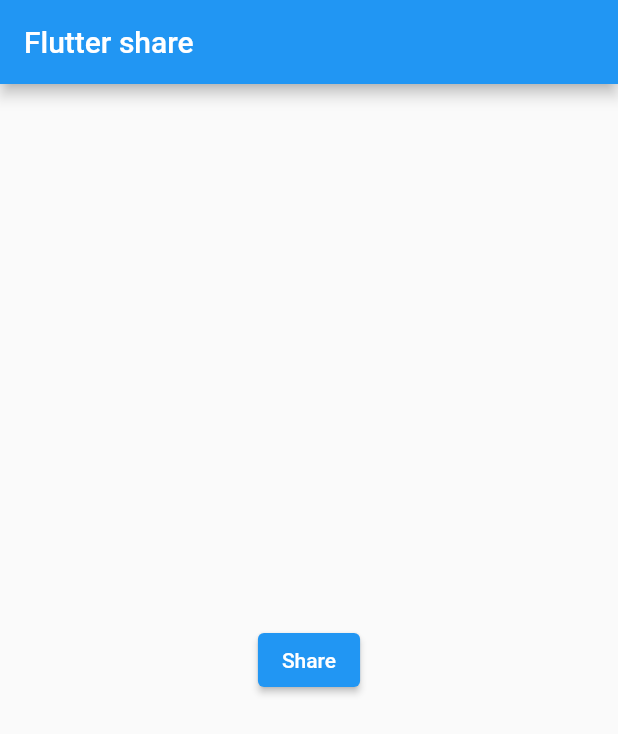
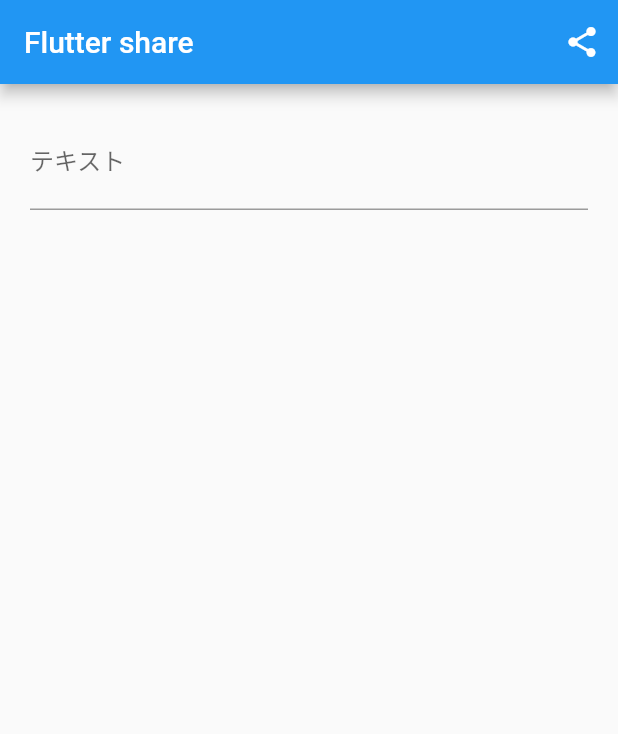
Before and after one commit to TaishiU/flutter-share-plugin, a Flutter app: the screen it shows after launch, on a phone screen of 412 x 824 dp. Shown: the top 734 px of the screen. Run offline on Flutter 3.47's test engine with Material 2 defaults, Android fonts, the phone set to English and light mode, and no system bars; our stand-ins replace share.

Commit message:
second commit

```diff
--- a/lib/main.dart
+++ b/lib/main.dart
@@ -9,7 +9,7 @@
   @override
   Widget build(BuildContext context) {
     return MaterialApp(
-      title: 'Flutter Demo',
+      debugShowCheckedModeBanner: false,
       theme: ThemeData(
         primarySwatch: Colors.blue,
       ),
@@ -18,20 +18,49 @@
   }
 }
 
-class MyHomePage extends StatelessWidget {
+class MyHomePage extends StatefulWidget {
+  @override
+  _MyHomePageState createState() => _MyHomePageState();
+}
+
+class _MyHomePageState extends State<MyHomePage> {
+  final GlobalKey<FormState> _formKey = GlobalKey<FormState>();
+
+  String _text = '';
+
   @override
   Widget build(BuildContext context) {
     return Scaffold(
       appBar: AppBar(
         title: Text('Flutter share'),
+        actions: [
+          IconButton(
+            icon: Icon(Icons.share),
+            onPressed: () {
+              if (_formKey.currentState!.validate()) {
+                _formKey.currentState!.save();
+                Share.share(_text);
+              }
+            },
+          ),
+        ],
       ),
       body: Container(
-        child: Center(
-          child: ElevatedButton(
-            child: Text('Share'),
-            onPressed: () {
-              Share.share('This is cool!');
-            },
+        child: Form(
+          key: _formKey,
+          child: ListView(
+            padding: EdgeInsets.all(20.0),
+            children: [
+              TextFormField(
+                decoration: InputDecoration(
+                  hintText: '入力してください',
+                  labelText: 'テキスト',
+                ),
+                onSaved: (String? value) {
+                  _text = value!;
+                },
+              ),
+            ],
           ),
         ),
       ),
```
